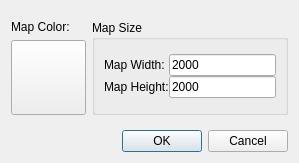
Above: DMHelper/src/mapblankdialog.ui from MMetze/DMHelper before the change. Below: the same form after it.
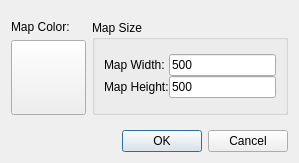
That is the form after the change. Icons and pictures are not drawn. Custom widgets are drawn as their Qt base class.

```diff
--- a/DMHelper/src/mapblankdialog.ui
+++ b/DMHelper/src/mapblankdialog.ui
@@ -129,7 +129,7 @@
                </size>
               </property>
               <property name="text">
-               <string>2000</string>
+               <string>500</string>
               </property>
              </widget>
             </item>
@@ -148,7 +148,7 @@
                </size>
               </property>
               <property name="text">
-               <string>2000</string>
+               <string>500</string>
               </property>
              </widget>
             </item>
```
